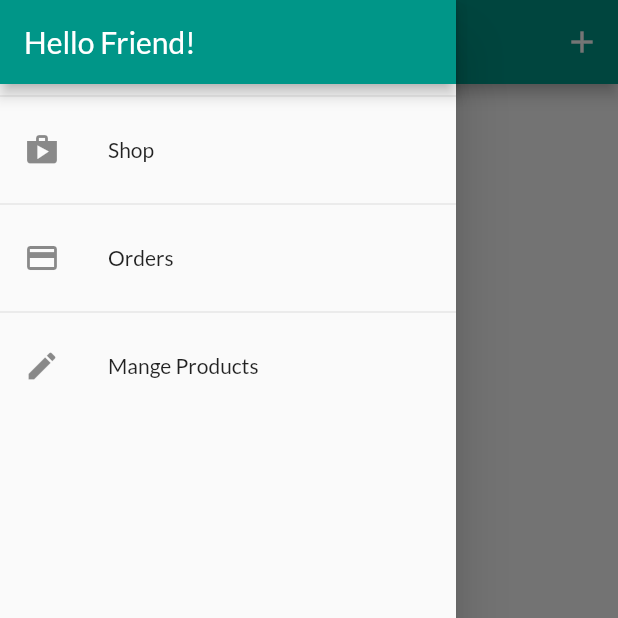
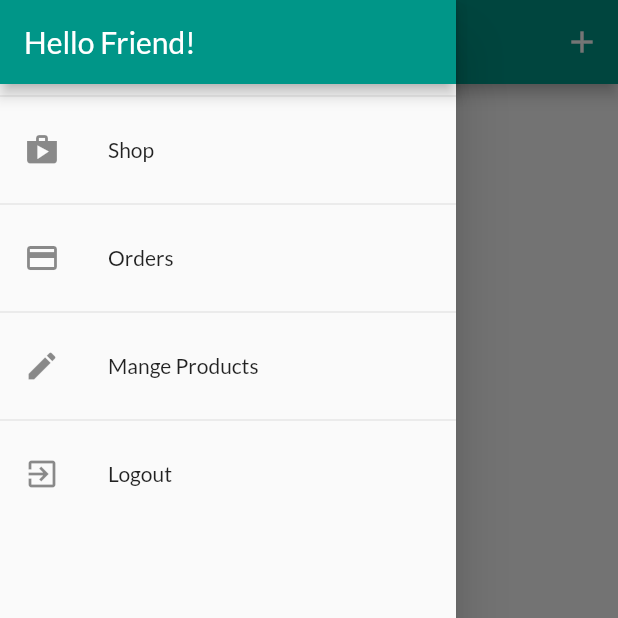
Before and after one commit to gautam56863/YourStore, a Flutter app: the UserProducts screen opened by its route, with the side drawer open, on a phone screen of 412 x 824 dp, the top half of it. Run offline on Flutter 3.47's test engine with Material 2 defaults, Android fonts, the phone set to English and light mode, and no system bars; our stand-ins replace badges, shared_preferences; accounts and stored records are empty; network calls fail.

Commit message:
Section 11 Completed

```diff
--- a/lib/provider/order.dart
+++ b/lib/provider/order.dart
@@ -22,14 +22,15 @@ class Orders with ChangeNotifier {
   List<OrderItem> _orders = [];
 
   final String token;
-  Orders(this.token, this._orders);
+  final String userId;
+  Orders(this.token, this.userId, this._orders);
   List<OrderItem> get orders {
     return [..._orders];
   }
 
   Future<void> fetchAndSetOrder() async {
     final url = Uri.parse(
-        'https://yourstore-1469f-default-rtdb.firebaseio.com/orders.json?auth=$token');
+        'https://yourstore-1469f-default-rtdb.firebaseio.com/orders/$userId.json?auth=$token');
     final response = await http.get(url);
     final List<OrderItem> loadedOrder = [];
     final extractedOrder = json.decode(response.body) as Map<String, dynamic>;
@@ -63,7 +64,7 @@ class Orders with ChangeNotifier {
     {
       final dateTime = DateTime.now();
       final url = Uri.parse(
-          'https://yourstore-1469f-default-rtdb.firebaseio.com/orders.json?auth=$token');
+          'https://yourstore-1469f-default-rtdb.firebaseio.com/orders/$userId.json?auth=$token');
 
       final response = await http.post(
         url,
--- a/lib/screens/user_products_screen.dart
+++ b/lib/screens/user_products_screen.dart
@@ -10,12 +10,14 @@ class UserProducts extends StatelessWidget {
   static const routeName = '/user-products';
 
   Future<void> _refreshProducts(BuildContext context) async {
-    await Provider.of<Products>(context, listen: false).fetchAndSetProducts();
+    await Provider.of<Products>(context, listen: false)
+        .fetchAndSetProducts(true);
   }
 
   @override
   Widget build(BuildContext context) {
-    final productsData = Provider.of<Products>(context);
+    // final productsData = Provider.of<Products>(context);
+    print("rebuild..");
     return Scaffold(
       appBar: AppBar(
         title: const Text('Your Product'),
@@ -29,11 +31,17 @@ class UserProducts extends StatelessWidget {
         ],
       ),
       drawer: AppDrawer(),
-      body:
-          RefreshIndicator(
+      body: FutureBuilder(
+        future: _refreshProducts(context),
+        builder: (ctx, snapshot) =>
+            snapshot.connectionState == ConnectionState.waiting
+                ? Center(
+                    child: CircularProgressIndicator(),
+                  )
+                : RefreshIndicator(
                     onRefresh: () => _refreshProducts(context),
-          child:
-          Padding(
+                    child: Consumer<Products>(
+                      builder: (ctx, productsData, _) => Padding(
                         padding: EdgeInsetsDirectional.all(8),
                         child: ListView.builder(
                           itemCount: productsData.items.length,
@@ -49,9 +57,9 @@ class UserProducts extends StatelessWidget {
                           ),
                         ),
                       ),
-    )
-        ,
-        )
-        ;
+                    ),
+                  ),
+      ),
+    );
   }
 }
--- a/lib/widget/app_drawer.dart
+++ b/lib/widget/app_drawer.dart
@@ -1,7 +1,9 @@
 import 'package:flutter/material.dart';
+import 'package:provider/provider.dart';
 
 import '../screens/order_screen.dart';
 import '../screens/user_products_screen.dart';
+import '../provider/Auth.dart';
 
 class AppDrawer extends StatelessWidget {
   @override
@@ -37,6 +39,17 @@ class AppDrawer extends StatelessWidget {
             Navigator.of(context).pushReplacementNamed(UserProducts.routeName);
           },
         ),
+        Divider(),
+        ListTile(
+          leading: Icon(Icons.exit_to_app),
+          title: Text('Logout'),
+          onTap: () {
+            Navigator.of(context).pop();
+            Navigator.of(context).pushReplacementNamed('/');
+            // Navigator.of(context).pushReplacementNamed(UserProducts.routeName);
+            Provider.of<Auth>(context, listen: false).logOut();
+          },
+        ),
       ],
     ));
   }
--- a/pubspec.yaml
+++ b/pubspec.yaml
@@ -35,6 +35,7 @@ dependencies:
   intl: ^0.18.0
   badges: ^3.0.2
   http: ^0.13.5
+  shared_preferences: ^2.0.18
 
 
   # The following adds the Cupertino Icons font to your application.
```
Also changed, not shown: lib/main.dart (+13 -2 lines), lib/provider/Auth.dart (+56 -0 lines), lib/provider/products.dart (+5 -2 lines), lib/screens/splash_screen.dart (added, +12 -0 lines), pubspec.lock, 1 other file. Lines whose indentation alone changed are shown as unchanged.
